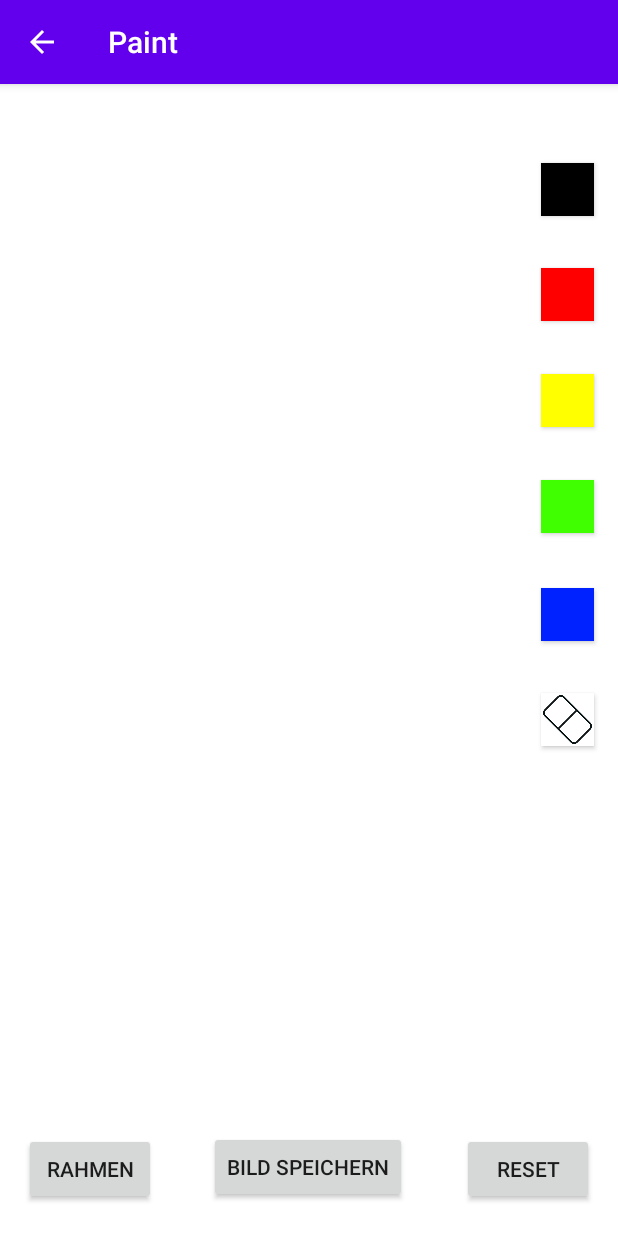
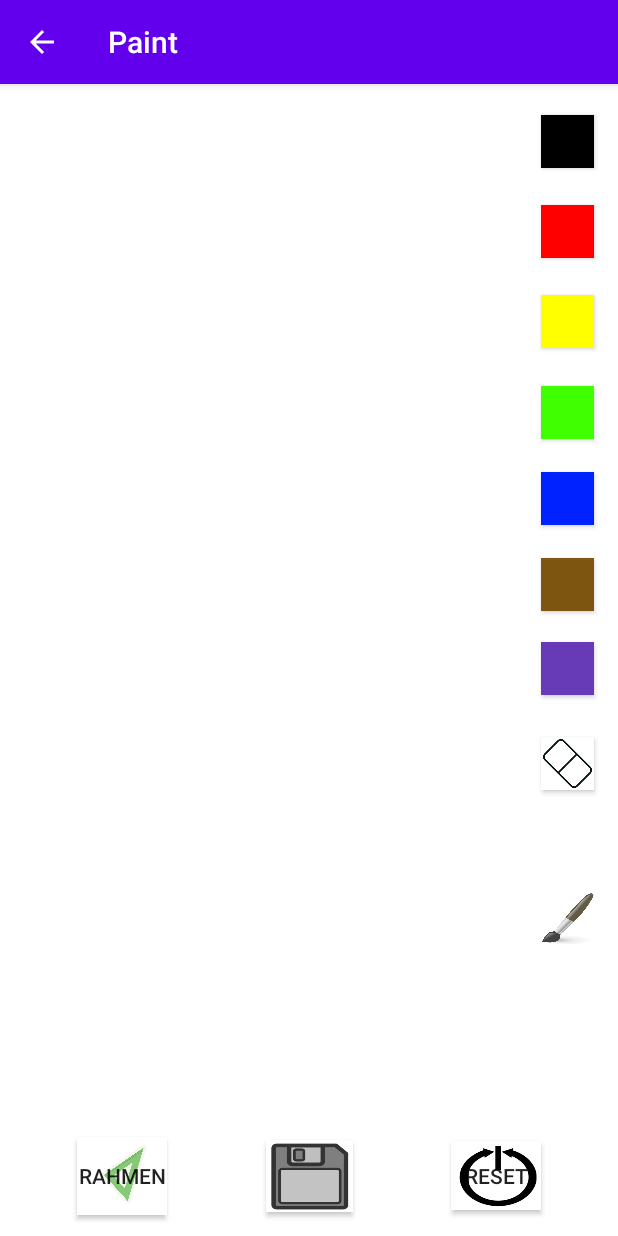
Before and after one commit to Philivanei/ProgrammierungMobilerSysteme, an Android app: the PaintActivity screen opened directly, with no data from a screen before it, on a phone screen of 412 x 824 dp. Run offline under Robolectric (Android 15) with nearby library versions, the phone set to English and light mode, and no system bars.

Commit message:
add icons to buttons; change background; add brush size function to paint activity

```diff
--- a/MiniGames/app/src/main/java/de/pms/minigames/main/activities/LabyrinthActivity.java
+++ b/MiniGames/app/src/main/java/de/pms/minigames/main/activities/LabyrinthActivity.java
@@ -8,6 +8,8 @@ import android.hardware.SensorEvent;
 import android.hardware.SensorEventListener;
 import android.hardware.SensorManager;
 import android.os.Bundle;
+
+import java.util.Objects;
 
 /**
  * The LabyrinthActivity manages the Activities of the labyrinth screen and initializes a
@@ -32,7 +34,7 @@ public class LabyrinthActivity extends AppCompatActivity implements SensorEventL
         labyrinthView = findViewById(R.id.labyrinth_view);
 
         //adds back button and activity title
-        getSupportActionBar().setTitle("Labyrinth");
+        Objects.requireNonNull(getSupportActionBar()).setTitle("Labyrinth");
         getSupportActionBar().setDisplayHomeAsUpEnabled(true);
 
         sensorManager.registerListener(this,
--- a/MiniGames/app/src/main/java/de/pms/minigames/main/activities/PaintActivity.java
+++ b/MiniGames/app/src/main/java/de/pms/minigames/main/activities/PaintActivity.java
@@ -7,25 +7,15 @@ import de.pms.minigames.R;
 import de.pms.minigames.main.views.PaintView;
 
 import android.Manifest;
-import android.content.Context;
 import android.content.pm.PackageManager;
 import android.graphics.Bitmap;
-import android.graphics.BitmapFactory;
-import android.graphics.Color;
-import android.graphics.Paint;
-import android.graphics.drawable.BitmapDrawable;
-import android.graphics.drawable.Drawable;
-import android.net.Uri;
 import android.os.Bundle;
 import android.provider.MediaStore;
-import android.util.Log;
 import android.view.View;
 import android.widget.Button;
 import android.widget.Toast;
 
-import java.io.FileNotFoundException;
-import java.io.FileOutputStream;
-import java.io.IOException;
+import java.util.Objects;
 import java.util.UUID;
 
 
@@ -34,10 +24,11 @@ import java.util.UUID;
  */
 public class PaintActivity extends AppCompatActivity {
 
-    private int count = 0;
+    private int countDrawable = 0;
+    private short countStroke = 0;
     private PaintView paintView;
     private Button buttonReset, buttonBlack, buttonYellow, buttonRed, buttonGreen, buttonBlue,
-            buttonErase, buttonOutline, buttonSave;
+            buttonBrown, buttonPurple, buttonErase, buttonStrokeWidth, buttonOutline, buttonSave;
 
     /**
      * The state of the activity can be saved.
@@ -52,29 +43,25 @@ public class PaintActivity extends AppCompatActivity {
         setContentView(R.layout.activity_paint);
         paintView = (PaintView) findViewById(R.id.paint_view);
 
-        //paintView.registerActivity(this);
-
         buttonReset = (Button) findViewById(R.id.button_reset);
         buttonBlack = (Button) findViewById(R.id.black);
         buttonRed = (Button) findViewById(R.id.red);
         buttonYellow = (Button) findViewById(R.id.yellow);
         buttonBlue = (Button) findViewById(R.id.blue);
         buttonGreen = (Button) findViewById(R.id.green);
+        buttonBrown = (Button) findViewById(R.id.brown);
+        buttonPurple = (Button) findViewById(R.id.purple);
         buttonErase = (Button) findViewById(R.id.erase);
+        //NEEED IMPLEMENTATION!! DONT FORGET CONSTRAINTS IN XML BUTTON TO BUTTON!!
+        buttonStrokeWidth = (Button) findViewById(R.id.strokeWidth);
         buttonOutline = (Button) findViewById(R.id.outline);
         buttonSave = (Button) findViewById(R.id.save_image);
 
         //adds back button and activity title
-        getSupportActionBar().setTitle("Paint");
+        Objects.requireNonNull(getSupportActionBar()).setTitle("Paint");
         getSupportActionBar().setDisplayHomeAsUpEnabled(true);
 
 
-        buttonReset.setOnClickListener(new View.OnClickListener() {
-            @Override
-            public void onClick(View v) {
-                paintView.clear();
-            }
-        });
         buttonBlack.setOnClickListener(new View.OnClickListener() {
             @Override
             public void onClick(View v) {
@@ -105,52 +92,66 @@ public class PaintActivity extends AppCompatActivity {
                 paintView.setColor(5);
             }
         });
+        buttonBrown.setOnClickListener(new View.OnClickListener() {
+            @Override
+            public void onClick(View v) {
+                paintView.setColor(7);
+            }
+        });
+        buttonPurple.setOnClickListener(new View.OnClickListener() {
+            @Override
+            public void onClick(View v) {
+                paintView.setColor(8);
+            }
+        });
         buttonErase.setOnClickListener(new View.OnClickListener() {
             @Override
             public void onClick(View v) {
                 paintView.setColor(6);
             }
         });
-
+        buttonStrokeWidth.setOnClickListener(new View.OnClickListener() {
+            @Override
+            public void onClick(View v) {
+                if (countDrawable > 2) {
+                    countDrawable = 0;
+                }
+                countDrawable++;
+                paintView.setBrushSize(countDrawable);
+            }
+        });
+        buttonReset.setOnClickListener(new View.OnClickListener() {
+            @Override
+            public void onClick(View v) {
+                paintView.clear();
+            }
+        });
         buttonOutline.setOnClickListener(new View.OnClickListener() {
             @Override
             public void onClick(View v) {
                 setDrawable();
             }
         });
-
         buttonSave.setOnClickListener(new View.OnClickListener() {
             @Override
             public void onClick(View v) {
 
-                if (ContextCompat.checkSelfPermission(
-                        getApplicationContext(), Manifest.permission.WRITE_EXTERNAL_STORAGE) ==
-                        PackageManager.PERMISSION_GRANTED) {
-                    // You can use the API that requires the permission.
-
+                if (ContextCompat.checkSelfPermission(getApplicationContext(),
+                        Manifest.permission.WRITE_EXTERNAL_STORAGE) == PackageManager.PERMISSION_GRANTED) {
 
                     Bitmap cache = paintView.saveImage();
-                    Toast saveToast = Toast.makeText(getApplicationContext(),
-                            "Image saved to gallery.", Toast.LENGTH_SHORT);
 
-                    String savedImageURL = MediaStore.Images.Media.insertImage(getContentResolver(),cache,UUID.randomUUID().toString() + ".png", "drawing");
-                    System.out.println(savedImageURL);
-
-                    //MediaStore.Images.Media.insertImage(getContentResolver(), cache, "Picture",
-                    //        "Picture");
-                    //MediaStore.Images.Media.insertImage(getContentResolver(),
-                    //        paintView.getDrawingCache(), UUID.randomUUID().toString() + ".png",
-                    //        "drawing");
-                    saveToast.show();
+                    MediaStore.Images.Media.insertImage(getContentResolver(), cache,
+                            UUID.randomUUID().toString() + ".png", "drawing");
+                    Toast.makeText(getApplicationContext(), "Image saved to gallery.",
+                            Toast.LENGTH_SHORT).show();
 
                 } else {
-                    ActivityCompat.requestPermissions(PaintActivity.this, new String[]{Manifest.permission.WRITE_EXTERNAL_STORAGE}, 1);
+                    ActivityCompat.requestPermissions(PaintActivity.this,
+                            new String[]{Manifest.permission.WRITE_EXTERNAL_STORAGE}, 1);
                 }
-
-
             }
         });
-
     }
 
     /**
@@ -158,11 +159,11 @@ public class PaintActivity extends AppCompatActivity {
      * of the paintView.
      */
     private void setDrawable() {
-        if (count > 5) {
-            count = 0;
+        if (countDrawable > 5) {
+            countDrawable = 0;
         }
-        count++;
-        switch (count) {
+        countDrawable++;
+        switch (countDrawable) {
             case 1:
                 paintView.clear(R.drawable.appleoutline);
                 break;
--- a/MiniGames/app/src/main/res/layout/activity_paint.xml
+++ b/MiniGames/app/src/main/res/layout/activity_paint.xml
@@ -8,15 +8,16 @@
 
     <Button
         android:id="@+id/button_reset"
-        android:layout_width="wrap_content"
-        android:layout_height="wrap_content"
+        android:layout_width="60dp"
+        android:layout_height="46dp"
+        android:background="@drawable/resetbutton"
         android:text="Reset"
         app:layout_constraintBottom_toBottomOf="parent"
         app:layout_constraintEnd_toEndOf="parent"
-        app:layout_constraintHorizontal_bias="0.95"
+        app:layout_constraintHorizontal_bias="0.854"
         app:layout_constraintStart_toStartOf="parent"
         app:layout_constraintTop_toTopOf="parent"
-        app:layout_constraintVertical_bias="0.971" />
+        app:layout_constraintVertical_bias="0.976" />
 
     <de.pms.minigames.main.views.PaintView
         android:id="@+id/paint_view"
@@ -25,114 +26,149 @@
         android:background="#FFFFFF"
         app:layout_constraintBottom_toBottomOf="parent"
         app:layout_constraintEnd_toEndOf="parent"
+        app:layout_constraintHorizontal_bias="1.0"
         app:layout_constraintStart_toStartOf="parent"
-        app:layout_constraintTop_toTopOf="parent" />
+        app:layout_constraintTop_toTopOf="parent"
+        app:layout_constraintVertical_bias="1.0" />
 
     <Button
         android:id="@+id/black"
         android:layout_width="35dp"
         android:layout_height="35dp"
-        android:layout_marginStart="188dp"
         android:background="#000000"
         android:textColor="#FFFFFF"
         app:layout_constraintBottom_toBottomOf="parent"
-        app:layout_constraintEnd_toEndOf="@+id/paint_view"
-        app:layout_constraintHorizontal_bias="0.914"
+        app:layout_constraintEnd_toEndOf="parent"
+        app:layout_constraintHorizontal_bias="0.957"
         app:layout_constraintStart_toStartOf="parent"
         app:layout_constraintTop_toTopOf="parent"
-        app:layout_constraintVertical_bias="0.072" />
+        app:layout_constraintVertical_bias="0.028" />
 
     <Button
         android:id="@+id/red"
         android:layout_width="35dp"
         android:layout_height="35dp"
-        android:layout_marginStart="188dp"
         android:background="#FF0000"
         android:textColor="#FFFFFF"
         app:layout_constraintBottom_toBottomOf="parent"
         app:layout_constraintEnd_toEndOf="@+id/paint_view"
-        app:layout_constraintHorizontal_bias="0.914"
+        app:layout_constraintHorizontal_bias="0.957"
         app:layout_constraintStart_toStartOf="parent"
-        app:layout_constraintTop_toTopOf="parent"
-        app:layout_constraintVertical_bias="0.167" />
+        app:layout_constraintTop_toBottomOf="@+id/black"
+        app:layout_constraintVertical_bias="0.036" />
 
     <Button
         android:id="@+id/yellow"
         android:layout_width="35dp"
         android:layout_height="35dp"
-        android:layout_marginStart="188dp"
         android:background="#FFFF00"
         android:textColor="#FFFFFF"
         app:layout_constraintBottom_toBottomOf="parent"
         app:layout_constraintEnd_toEndOf="@+id/paint_view"
-        app:layout_constraintHorizontal_bias="0.914"
+        app:layout_constraintHorizontal_bias="0.957"
         app:layout_constraintStart_toStartOf="parent"
-        app:layout_constraintTop_toTopOf="parent"
-        app:layout_constraintVertical_bias="0.264" />
+        app:layout_constraintTop_toBottomOf="@+id/red"
+        app:layout_constraintVertical_bias="0.04" />
 
     <Button
         android:id="@+id/green"
         android:layout_width="35dp"
         android:layout_height="35dp"
-        android:layout_marginStart="188dp"
         android:background="#40FF00"
         android:textColor="#FFFFFF"
         app:layout_constraintBottom_toBottomOf="parent"
         app:layout_constraintEnd_toEndOf="@+id/paint_view"
-        app:layout_constraintHorizontal_bias="0.914"
+        app:layout_constraintHorizontal_bias="0.957"
         app:layout_constraintStart_toStartOf="parent"
-        app:layout_constraintTop_toTopOf="parent"
-        app:layout_constraintVertical_bias="0.36" />
+        app:layout_constraintTop_toBottomOf="@+id/yellow"
+        app:layout_constraintVertical_bias="0.046" />
+
+    <Button
+        android:id="@+id/brown"
+        android:layout_width="35dp"
+        android:layout_height="35dp"
+        android:background="#EE774D04"
+        android:textColor="#FFFFFF"
+        app:layout_constraintBottom_toBottomOf="parent"
+        app:layout_constraintEnd_toEndOf="@+id/paint_view"
+        app:layout_constraintHorizontal_bias="0.957"
+        app:layout_constraintStart_toStartOf="parent"
+        app:layout_constraintTop_toBottomOf="@+id/blue"
+        app:layout_constraintVertical_bias="0.050000012" />
+
+    <Button
+        android:id="@+id/purple"
+        android:layout_width="35dp"
+        android:layout_height="35dp"
+        android:background="#673AB7"
+        android:textColor="#FFFFFF"
+        app:layout_constraintBottom_toBottomOf="parent"
+        app:layout_constraintEnd_toEndOf="@+id/paint_view"
+        app:layout_constraintHorizontal_bias="0.957"
+        app:layout_constraintStart_toStartOf="parent"
+        app:layout_constraintTop_toBottomOf="@+id/brown"
+        app:layout_constraintVertical_bias="0.054" />
+
+    <Button
+        android:id="@+id/strokeWidth"
+        android:layout_width="35dp"
+        android:layout_height="35dp"
+        android:background="@drawable/brush"
+        android:textColor="#FFFFFF"
+        app:layout_constraintBottom_toBottomOf="parent"
+        app:layout_constraintEnd_toEndOf="@+id/paint_view"
+        app:layout_constraintHorizontal_bias="0.957"
+        app:layout_constraintStart_toStartOf="parent"
+        app:layout_constraintTop_toBottomOf="@+id/erase"
+        app:layout_constraintVertical_bias="0.261" />
 
     <Button
         android:id="@+id/blue"
         android:layout_width="35dp"
         android:layout_height="35dp"
-        android:layout_marginStart="188dp"
         android:background="#0022FF"
         android:textColor="#FFFFFF"
         app:layout_constraintBottom_toBottomOf="parent"
         app:layout_constraintEnd_toEndOf="@+id/paint_view"
-        app:layout_constraintHorizontal_bias="0.914"
+        app:layout_constraintHorizontal_bias="0.957"
         app:layout_constraintStart_toStartOf="parent"
-        app:layout_constraintTop_toTopOf="parent"
-        app:layout_constraintVertical_bias="0.459" />
+        app:layout_constraintTop_toBottomOf="@+id/green"
+        app:layout_constraintVertical_bias="0.044" />
 
     <Button
         android:id="@+id/erase"
         android:layout_width="35dp"
         android:layout_height="35dp"
-        android:layout_marginStart="188dp"
         android:background="@drawable/erase"
         app:layout_constraintBottom_toBottomOf="parent"
         app:layout_constraintEnd_toEndOf="@+id/paint_view"
-        app:layout_constraintHorizontal_bias="0.914"
+        app:layout_constraintHorizontal_bias="0.957"
         app:layout_constraintStart_toStartOf="parent"
-        app:layout_constraintTop_toTopOf="parent"
-        app:layout_constraintVertical_bias="0.554" />
+        app:layout_constraintTop_toBottomOf="@+id/purple"
+        app:layout_constraintVertical_bias="0.087" />
 
     <Button
         android:id="@+id/outline"
-        android:layout_width="wrap_content"
-        android:layout_height="wrap_content"
+        android:layout_width="60dp"
+        android:layout_height="52dp"
+        android:background="@drawable/schablone"
         android:text="Rahmen"
         app:layout_constraintBottom_toBottomOf="parent"
         app:layout_constraintEnd_toEndOf="@+id/paint_view"
-        app:layout_constraintHorizontal_bias="0.049"
+        app:layout_constraintHorizontal_bias="0.145"
         app:layout_constraintStart_toStartOf="parent"
         app:layout_constraintTop_toTopOf="parent"
-        app:layout_constraintVertical_bias="0.971" />
+        app:layout_constraintVertical_bias="0.98" />
 
     <Button
         android:id="@+id/save_image"
-        android:layout_width="wrap_content"
-        android:layout_height="wrap_content"
-        android:text="Bild speichern"
+        android:layout_width="58dp"
+        android:layout_height="48dp"
+        android:background="@drawable/saveicon"
         app:layout_constraintBottom_toBottomOf="@+id/paint_view"
-        app:layout_constraintEnd_toEndOf="@+id/paint_view"
-        app:layout_constraintHorizontal_bias="0.498"
-        app:layout_constraintStart_toStartOf="parent"
+        app:layout_constraintEnd_toStartOf="@+id/button_reset"
+        app:layout_constraintStart_toEndOf="@+id/outline"
         app:layout_constraintTop_toTopOf="parent"
-        app:layout_constraintVertical_bias="0.969" />
+        app:layout_constraintVertical_bias="0.978" />
 
 </androidx.constraintlayout.widget.ConstraintLayout>
```
Also changed, not shown: MiniGames/app/src/main/java/de/pms/minigames/main/views/PaintView.java (+46 -24 lines), MiniGames/app/src/main/res/layout/activity_main.xml (+9 -4 lines), MiniGames/app/src/main/res/drawable-v24/brush.png (added), MiniGames/app/src/main/res/drawable-v24/joystick.png (added), MiniGames/app/src/main/res/drawable-v24/maze.png (added), MiniGames/app/src/main/res/drawable-v24/painticon.jpg (added), MiniGames/app/src/main/res/drawable-v24/resetbutton.png (added), MiniGames/app/src/main/res/drawable-v24/saveicon.png (added), MiniGames/app/src/main/res/drawable-v24/schablone.jpg (added).
